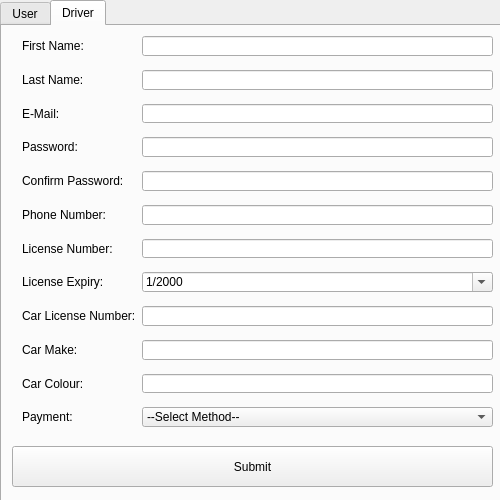
Before: the Qt Designer form UI/Registration_Screen.ui in 1412kauti/ProjectHurricane, drawn with Qt 5.
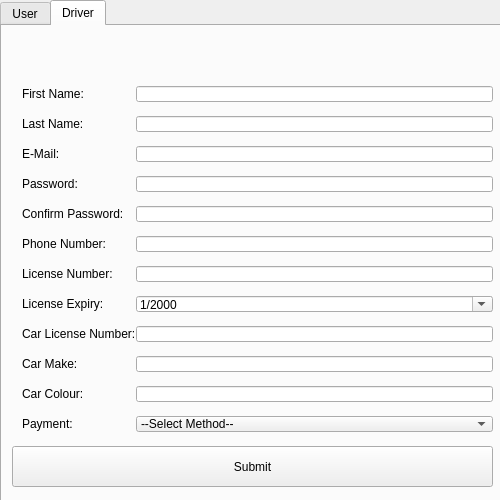
After: the same form once the commit is applied. The open tabs and pages were chosen to show the change.

```diff
--- a/UI/Registration_Screen.ui
+++ b/UI/Registration_Screen.ui
@@ -205,12 +205,15 @@
      <property name="geometry">
       <rect>
        <x>10</x>
-       <y>0</y>
+       <y>50</y>
        <width>481</width>
-       <height>401</height>
+       <height>371</height>
       </rect>
      </property>
      <layout class="QFormLayout" name="formLayout_2">
+      <property name="horizontalSpacing">
+       <number>0</number>
+      </property>
       <property name="verticalSpacing">
        <number>14</number>
       </property>
@@ -220,6 +223,9 @@
       <property name="topMargin">
        <number>10</number>
       </property>
+      <property name="bottomMargin">
+       <number>15</number>
+      </property>
       <item row="0" column="0">
        <widget class="QLabel" name="label_8">
         <property name="text">
@@ -398,6 +404,22 @@
       </item>
      </layout>
     </widget>
+    <widget class="QLabel" name="Driver_Invalid_Password">
+     <property name="geometry">
+      <rect>
+       <x>10</x>
+       <y>10</y>
+       <width>481</width>
+       <height>31</height>
+      </rect>
+     </property>
+     <property name="text">
+      <string/>
+     </property>
+     <property name="alignment">
+      <set>Qt::AlignCenter</set>
+     </property>
+    </widget>
    </widget>
   </widget>
  </widget>
```
Left out of the diff: 31 changed lines with no effect on the pictures.
